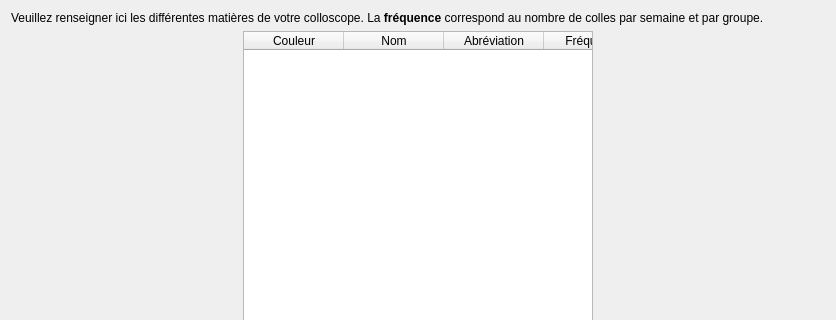
Before: the Qt Designer form common/SubjectsTab.ui in Blackhol3/kholgen, drawn with Qt 5; both pictures show x 0 to 836 and y 0 to 320 of the 836 by 539 pixel window.
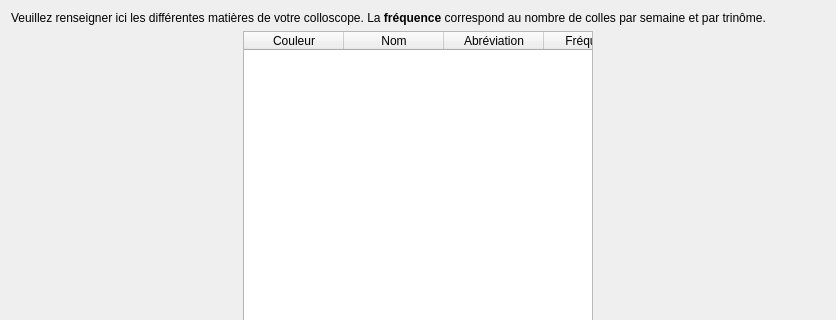
After: the same form once the commit is applied.

Diff of the .ui file:
```diff
--- a/common/SubjectsTab.ui
+++ b/common/SubjectsTab.ui
@@ -17,7 +17,7 @@
    <item>
     <widget class="QLabel" name="label">
      <property name="text">
-      <string>&lt;html&gt;&lt;head/&gt;&lt;body&gt;&lt;p&gt;Veuillez renseigner ici les différentes matières de votre colloscope. La &lt;span style=&quot; font-weight:600;&quot;&gt;fréquence&lt;/span&gt; correspond au nombre de colles par semaine et par groupe.&lt;/p&gt;&lt;/body&gt;&lt;/html&gt;</string>
+      <string>&lt;html&gt;&lt;head/&gt;&lt;body&gt;&lt;p&gt;Veuillez renseigner ici les différentes matières de votre colloscope. La &lt;span style=&quot; font-weight:600;&quot;&gt;fréquence&lt;/span&gt; correspond au nombre de colles par semaine et par trinôme.&lt;/p&gt;&lt;/body&gt;&lt;/html&gt;</string>
      </property>
      <property name="textFormat">
       <enum>Qt::RichText</enum>
```
